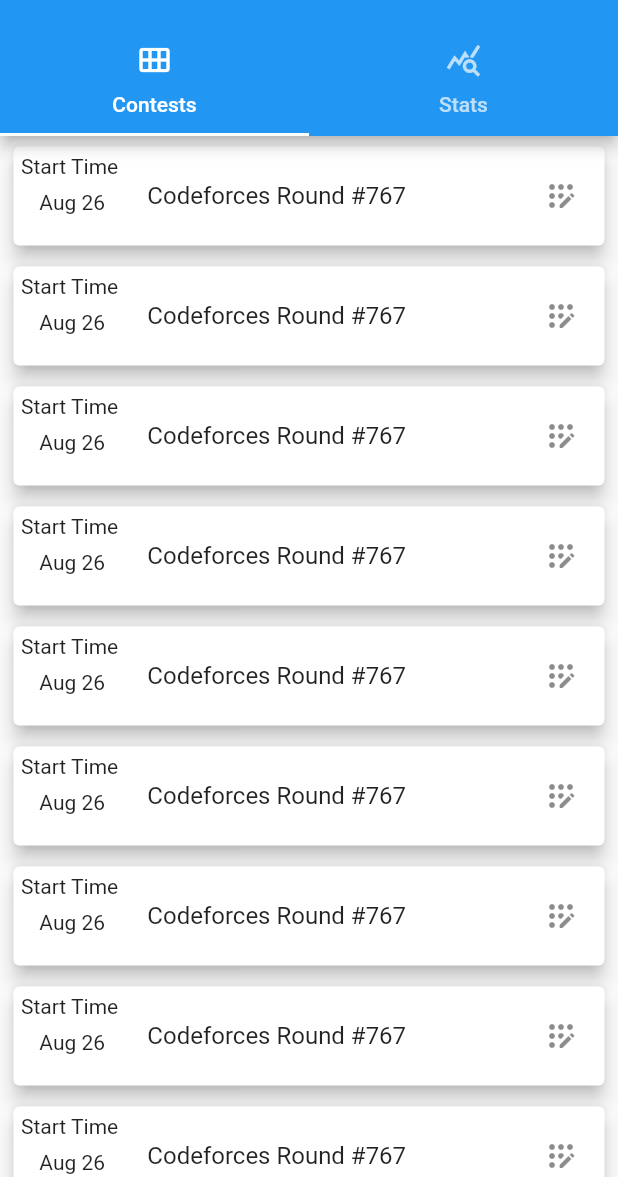
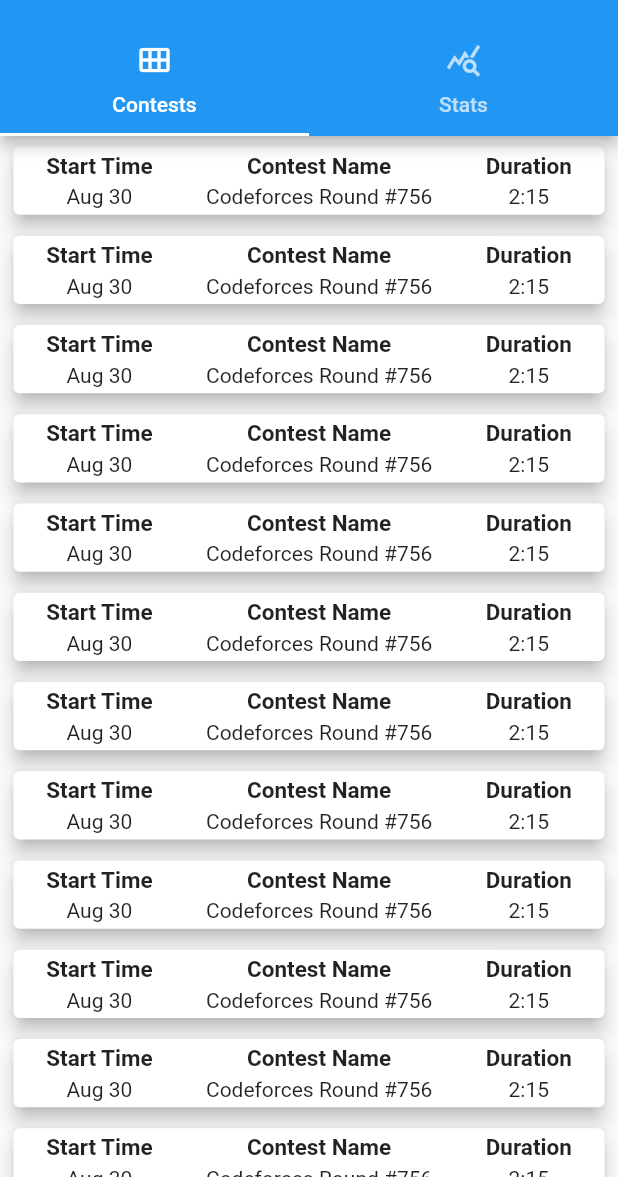
Before and after one commit to sk25469/Codeforces_Visualizer, a Flutter app: the screen it shows after launch, on a phone screen of 412 x 824 dp, the part 59-1236 px from its top. Run offline on Flutter 3.47's test engine with Material 2 defaults, Android fonts, the phone set to English and light mode, and no system bars; our stand-ins replace charts_flutter.

Commit message:
some ui changes

```diff
--- a/lib/widgets/contest_details.dart
+++ b/lib/widgets/contest_details.dart
@@ -14,22 +14,57 @@ class ContestDetail extends StatelessWidget {
       ),
       child: Card(
         elevation: 5,
-        child: ListTile(
+        child: InkWell(
           onTap: () {},
-          contentPadding: const EdgeInsets.all(5),
-          leading: Column(
-            // ignore: prefer_const_literals_to_create_immutables
-            children: [
-              const Text('Start Time '),
-              const SizedBox(height: 8),
-              const Text('Aug 26'),
-            ],
-          ),
-          title: const Text('Codeforces Round #767'),
-          trailing: IconButton(
-            tooltip: 'Register for the contest',
-            onPressed: () => {},
-            icon: const Icon(Icons.app_registration_rounded),
+          child: Padding(
+            padding: const EdgeInsets.all(4.0),
+            child: Row(
+              mainAxisAlignment: MainAxisAlignment.spaceAround,
+              children: [
+                Column(
+                  // ignore: prefer_const_literals_to_create_immutables
+                  children: [
+                    const Text(
+                      'Start Time',
+                      style: TextStyle(
+                        fontWeight: FontWeight.bold,
+                        fontSize: 15,
+                      ),
+                    ),
+                    const SizedBox(height: 3.5),
+                    const Text('Aug 30'),
+                  ],
+                ),
+                Column(
+                  // ignore: prefer_const_literals_to_create_immutables
+                  children: [
+                    const Text(
+                      'Contest Name',
+                      style: TextStyle(
+                        fontWeight: FontWeight.bold,
+                        fontSize: 15,
+                      ),
+                    ),
+                    const SizedBox(height: 3.5),
+                    const Text('Codeforces Round #756'),
+                  ],
+                ),
+                Column(
+                  // ignore: prefer_const_literals_to_create_immutables
+                  children: [
+                    const Text(
+                      'Duration',
+                      style: TextStyle(
+                        fontWeight: FontWeight.bold,
+                        fontSize: 15,
+                      ),
+                    ),
+                    const SizedBox(height: 3.5),
+                    const Text('2:15'),
+                  ],
+                )
+              ],
+            ),
           ),
         ),
       ),
```
